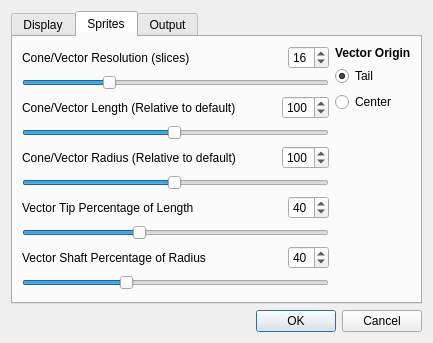
Old version of the form source/preferences.ui in the repository grahamrow/Muview2.
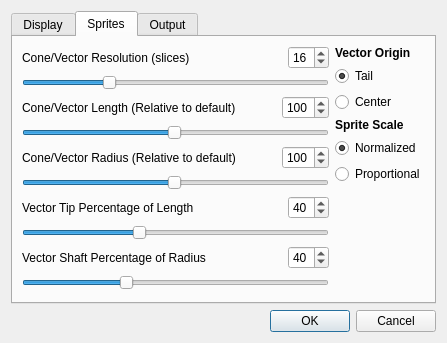
New version of the form. The open tabs and pages were chosen to show the change.

Commit message: Add option to scale sprite proportionally to the largest magnitude

```diff
--- a/source/preferences.ui
+++ b/source/preferences.ui
@@ -628,6 +628,42 @@
            </attribute>
           </widget>
          </item>
+         <item>
+          <widget class="QLabel" name="label_15">
+           <property name="font">
+            <font>
+             <weight>75</weight>
+             <bold>true</bold>
+            </font>
+           </property>
+           <property name="text">
+            <string>Sprite Scale</string>
+           </property>
+          </widget>
+         </item>
+         <item>
+          <widget class="QRadioButton" name="scaleNormalized">
+           <property name="text">
+            <string>Normalized</string>
+           </property>
+           <property name="checked">
+            <bool>true</bool>
+           </property>
+           <attribute name="buttonGroup">
+            <string notr="true">spriteScaleGroup</string>
+           </attribute>
+          </widget>
+         </item>
+         <item>
+          <widget class="QRadioButton" name="scaleProportional">
+           <property name="text">
+            <string>Proportional</string>
+           </property>
+           <attribute name="buttonGroup">
+            <string notr="true">spriteScaleGroup</string>
+           </attribute>
+          </widget>
+         </item>
          <item>
           <spacer name="verticalSpacer_5">
            <property name="orientation">
```
Left out of the diff: 5 changed lines with no effect on the pictures. The commit also changes 5 other files.
